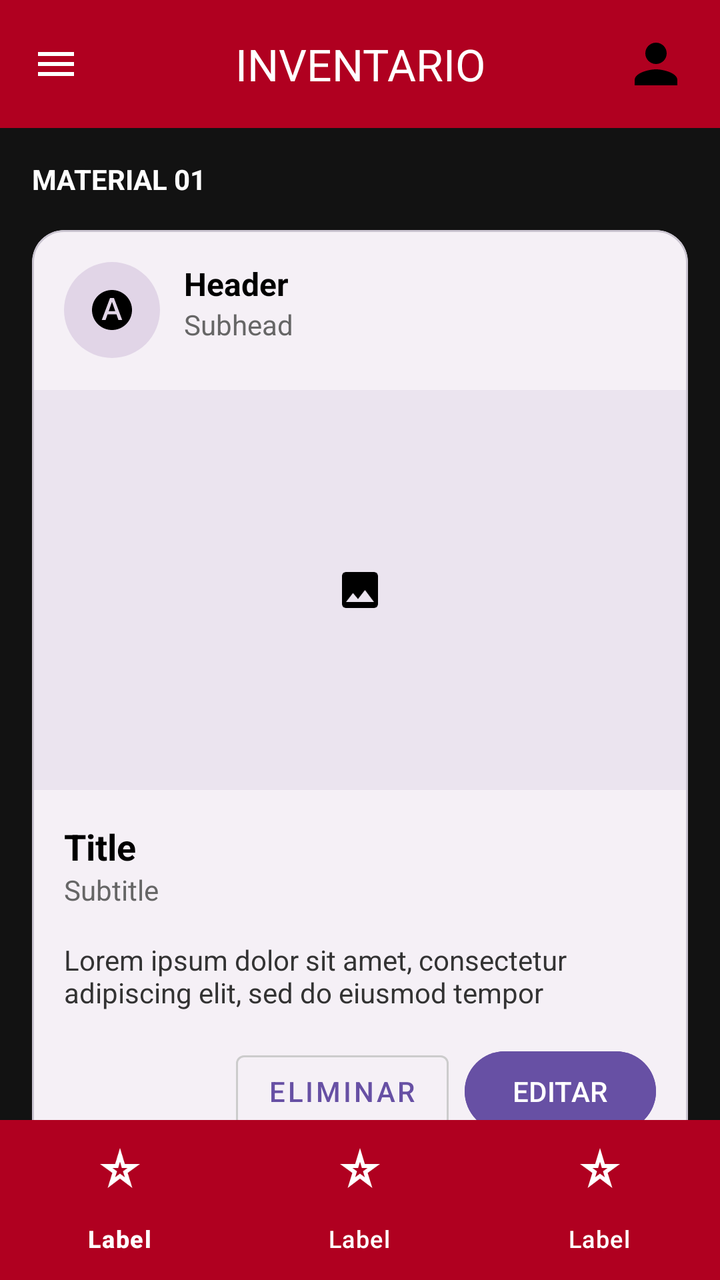
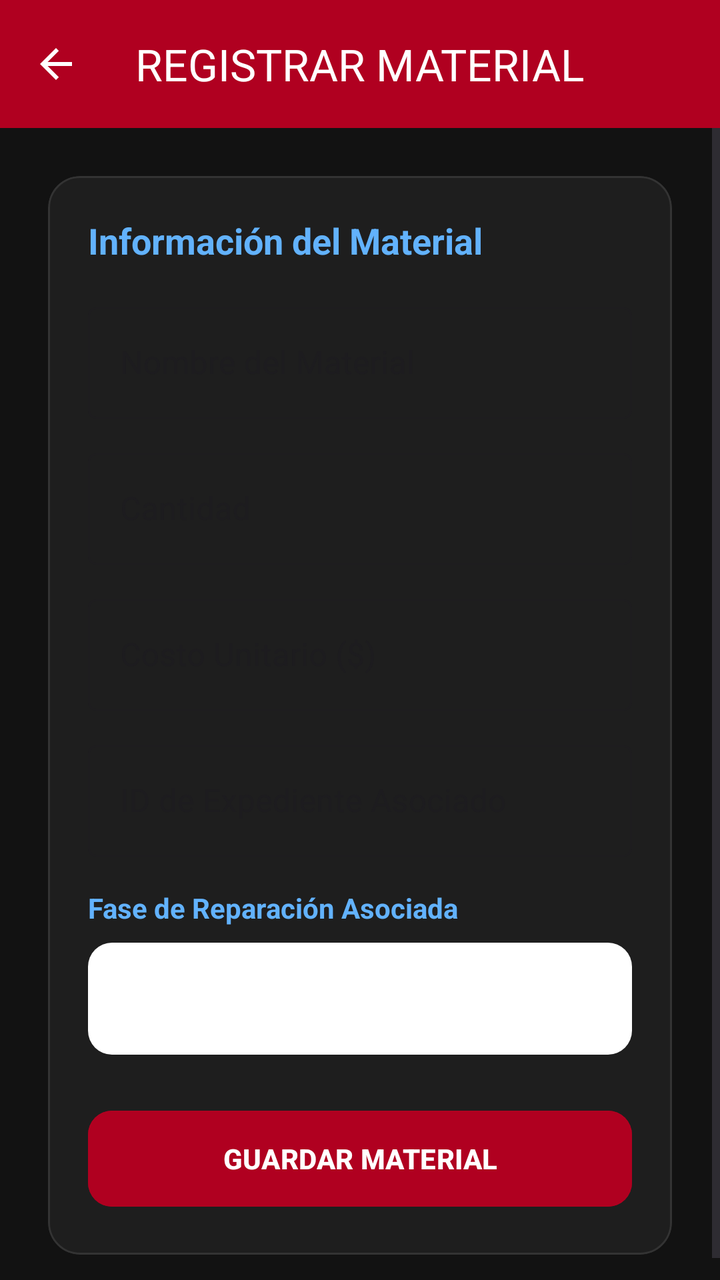

Compare the two renders of this Android layout. The source of the first and the diff that turns it into the second are given below.
<!-- AndroidManifest.xml: application theme Theme.Autotechs -->
<!-- res/layout/activity_inventario_crud.xml -->
<?xml version="1.0" encoding="utf-8"?>
<androidx.constraintlayout.widget.ConstraintLayout
    xmlns:android="http://schemas.android.com/apk/res/android"
    xmlns:app="http://schemas.android.com/apk/res-auto"
    android:layout_width="match_parent"
    android:layout_height="match_parent"
    android:background="#121212">

    <com.google.android.material.appbar.AppBarLayout
        android:id="@+id/appBarLayout"
        android:layout_width="match_parent"
        android:layout_height="wrap_content"
        app:layout_constraintTop_toTopOf="parent">

        <com.google.android.material.appbar.MaterialToolbar
            android:id="@+id/topAppBar"
            android:layout_width="match_parent"
            android:layout_height="?attr/actionBarSize"
            android:background="#B00020"
            app:navigationIcon="@drawable/ic_menu"
            app:navigationIconTint="@android:color/white"
            app:title="INVENTARIO"
            app:titleCentered="true"
            app:titleTextColor="@android:color/white">

            <ImageView
                android:layout_width="32dp"
                android:layout_height="32dp"
                android:layout_gravity="end"
                android:layout_marginEnd="16dp"
                android:src="@drawable/ic_profile_placeholder" />
        </com.google.android.material.appbar.MaterialToolbar>
    </com.google.android.material.appbar.AppBarLayout>

    <TextView
        android:id="@+id/tvLabelCliente"
        android:layout_width="wrap_content"
        android:layout_height="wrap_content"
        android:layout_marginStart="16dp"
        android:layout_marginTop="16dp"
        android:text="MATERIAL 01"
        android:textColor="@android:color/white"
        android:textStyle="bold"
        app:layout_constraintStart_toStartOf="parent"
        app:layout_constraintTop_toBottomOf="@id/appBarLayout" />

    <com.google.android.material.card.MaterialCardView
        android:layout_width="match_parent"
        android:layout_height="wrap_content"
        android:layout_margin="16dp"
        app:cardCornerRadius="16dp"
        app:cardBackgroundColor="#F5F0F6"
        app:layout_constraintTop_toBottomOf="@id/tvLabelCliente">

        <LinearLayout
            android:layout_width="match_parent"
            android:layout_height="wrap_content"
            android:orientation="vertical">

            <RelativeLayout
                android:layout_width="match_parent"
                android:layout_height="wrap_content"
                android:padding="16dp">

                <com.google.android.material.imageview.ShapeableImageView
                    android:id="@+id/avatar"
                    android:layout_width="48dp"
                    android:layout_height="48dp"
                    android:background="#E1D5E7"
                    android:scaleType="center"
                    android:src="@drawable/ic_letter_a"
                    app:shapeAppearanceOverlay="@style/CircleImage" />

                <LinearLayout
                    android:layout_width="wrap_content"
                    android:layout_height="wrap_content"
                    android:layout_toEndOf="@id/avatar"
                    android:layout_marginStart="12dp"
                    android:orientation="vertical">

                    <TextView
                        android:layout_width="wrap_content"
                        android:layout_height="wrap_content"
                        android:text="Header"
                        android:textColor="#000000"
                        android:textSize="16sp"
                        android:textStyle="bold" />

                    <TextView
                        android:layout_width="wrap_content"
                        android:layout_height="wrap_content"
                        android:text="Subhead"
                        android:textColor="#666666" />
                </LinearLayout>
            </RelativeLayout>

            <ImageView
                android:layout_width="match_parent"
                android:layout_height="200dp"
                android:background="#EBE4EF"
                android:scaleType="centerInside"
                android:src="@drawable/ic_shapes_placeholder" />

            <LinearLayout
                android:layout_width="match_parent"
                android:layout_height="wrap_content"
                android:padding="16dp"
                android:orientation="vertical">

                <TextView
                    android:layout_width="wrap_content"
                    android:layout_height="wrap_content"
                    android:text="Title"
                    android:textColor="#000000"
                    android:textSize="18sp"
                    android:textStyle="bold" />

                <TextView
                    android:layout_width="wrap_content"
                    android:layout_height="wrap_content"
                    android:text="Subtitle"
                    android:textColor="#666666" />

                <TextView
                    android:layout_width="match_parent"
                    android:layout_height="wrap_content"
                    android:layout_marginTop="16dp"
                    android:text="Lorem ipsum dolor sit amet, consectetur adipiscing elit, sed do eiusmod tempor"
                    android:textColor="#333333" />

                <LinearLayout
                    android:layout_width="wrap_content"
                    android:layout_height="wrap_content"
                    android:layout_gravity="end"
                    android:layout_marginTop="16dp"
                    android:orientation="horizontal">

                    <com.google.android.material.button.MaterialButton
                        style="@style/Widget.MaterialComponents.Button.OutlinedButton"
                        android:layout_width="wrap_content"
                        android:layout_height="wrap_content"
                        android:layout_marginEnd="8dp"
                        android:text="ELIMINAR"
                        android:textColor="#6750A4"
                        app:strokeColor="#CCCCCC" />

                    <com.google.android.material.button.MaterialButton
                        android:id="@+id/btnEditar"
                        android:layout_width="wrap_content"
                        android:layout_height="wrap_content"
                        android:backgroundTint="#6750A4"
                        android:text="EDITAR"
                        android:textColor="@android:color/white" />
                </LinearLayout>
            </LinearLayout>
        </LinearLayout>
    </com.google.android.material.card.MaterialCardView>

    <com.google.android.material.bottomnavigation.BottomNavigationView
        android:id="@+id/bottomNavigation"
        android:layout_width="match_parent"
        android:layout_height="wrap_content"
        android:background="#B00020"
        app:itemIconTint="@android:color/white"
        app:itemTextColor="@android:color/white"
        app:layout_constraintBottom_toBottomOf="parent"
        app:menu="@menu/bottom_nav_menu" />

</androidx.constraintlayout.widget.ConstraintLayout>
<!-- resources referenced by this layout -->
<resources>
  <!-- drawable ic_letter_a (drawable) -->
  <vector xmlns:android="http://schemas.android.com/apk/res/android" android:height="24dp" android:tint="#000000" android:viewportHeight="24" android:viewportWidth="24" android:width="24dp">
        
      <path android:fillColor="@android:color/white" android:pathData="M12.04,8.04l-0.09,0l-1.6,4.55l3.29,0z"/>
        
      <path android:fillColor="@android:color/white" android:pathData="M12,2C6.48,2 2,6.48 2,12s4.48,10 10,10s10,-4.48 10,-10S17.52,2 12,2zM15.21,17l-0.98,-2.81H9.78l-1,2.81h-1.9l4.13,-11h1.97l4.13,11H15.21z"/>
      
  </vector>
  <!-- drawable ic_menu (drawable) -->
  <vector xmlns:android="http://schemas.android.com/apk/res/android" android:height="24dp" android:tint="#000000" android:viewportHeight="24" android:viewportWidth="24" android:width="24dp">
        
      <path android:fillColor="@android:color/white" android:pathData="M3,18h18v-2L3,16v2zM3,13h18v-2L3,11v2zM3,6v2h18L21,6L3,6z"/>
      
  </vector>
  <!-- drawable ic_profile_placeholder (drawable) -->
  <vector xmlns:android="http://schemas.android.com/apk/res/android" android:height="24dp" android:tint="#000000" android:viewportHeight="24" android:viewportWidth="24" android:width="24dp">
        
      <path android:fillColor="@android:color/white" android:pathData="M12,12c2.21,0 4,-1.79 4,-4s-1.79,-4 -4,-4 -4,1.79 -4,4 1.79,4 4,4zM12,14c-2.67,0 -8,1.34 -8,4v2h16v-2c0,-2.66 -5.33,-4 -8,-4z"/>
      
  </vector>
  <!-- drawable ic_shapes_placeholder (drawable) -->
  <vector xmlns:android="http://schemas.android.com/apk/res/android" android:height="24dp" android:tint="#000000" android:viewportHeight="24" android:viewportWidth="24" android:width="24dp">
        
      <path android:fillColor="@android:color/white" android:pathData="M21,19V5c0,-1.1 -0.9,-2 -2,-2H5c-1.1,0 -2,0.9 -2,2v14c0,1.1 0.9,2 2,2h14c1.1,0 2,-0.9 2,-2zM8.5,13.5l2.5,3.01L14.5,12l4.5,6H5l3.5,-4.5z"/>
      
  </vector>
  <style name="CircleImage">
          <item name="cornerSize">50%</item>
      </style>
  <style name="Theme.Autotechs" parent="Base.Theme.Autotechs" />
  <style name="Base.Theme.Autotechs" parent="Theme.Material3.DayNight.NoActionBar">
          
          
      </style>
</resources>

<!-- the commit's change to res/layout/activity_inventario_crud.xml (unified diff, before → after) -->
@@ -17,153 +17,132 @@
             android:layout_width="match_parent"
             android:layout_height="?attr/actionBarSize"
             android:background="#B00020"
-            app:navigationIcon="@drawable/ic_menu"
+            app:navigationIcon="@drawable/ic_back"
             app:navigationIconTint="@android:color/white"
-            app:title="INVENTARIO"
+            app:title="REGISTRAR MATERIAL"
             app:titleCentered="true"
-            app:titleTextColor="@android:color/white">
-
-            <ImageView
-                android:layout_width="32dp"
-                android:layout_height="32dp"
-                android:layout_gravity="end"
-                android:layout_marginEnd="16dp"
-                android:src="@drawable/ic_profile_placeholder" />
-        </com.google.android.material.appbar.MaterialToolbar>
+            app:titleTextColor="@android:color/white" />
     </com.google.android.material.appbar.AppBarLayout>
 
-    <TextView
-        android:id="@+id/tvLabelCliente"
-        android:layout_width="wrap_content"
-        android:layout_height="wrap_content"
-        android:layout_marginStart="16dp"
-        android:layout_marginTop="16dp"
-        android:text="MATERIAL 01"
-        android:textColor="@android:color/white"
-        android:textStyle="bold"
-        app:layout_constraintStart_toStartOf="parent"
-        app:layout_constraintTop_toBottomOf="@id/appBarLayout" />
-
-    <com.google.android.material.card.MaterialCardView
+    <ScrollView
         android:layout_width="match_parent"
-        android:layout_height="wrap_content"
-        android:layout_margin="16dp"
-        app:cardCornerRadius="16dp"
-        app:cardBackgroundColor="#F5F0F6"
-        app:layout_constraintTop_toBottomOf="@id/tvLabelCliente">
+        android:layout_height="0dp"
+        android:fillViewport="true"
+        app:layout_constraintTop_toBottomOf="@id/appBarLayout"
+        app:layout_constraintBottom_toBottomOf="parent">
 
         <LinearLayout
             android:layout_width="match_parent"
             android:layout_height="wrap_content"
-            android:orientation="vertical">
+            android:orientation="vertical"
+            android:padding="24dp">
 
-            <RelativeLayout
+            <com.google.android.material.card.MaterialCardView
                 android:layout_width="match_parent"
                 android:layout_height="wrap_content"
-                android:padding="16dp">
-
-                <com.google.android.material.imageview.ShapeableImageView
-                    android:id="@+id/avatar"
-                    android:layout_width="48dp"
-                    android:layout_height="48dp"
-                    android:background="#E1D5E7"
-                    android:scaleType="center"
-                    android:src="@drawable/ic_letter_a"
-                    app:shapeAppearanceOverlay="@style/CircleImage" />
+                app:cardCornerRadius="16dp"
+                app:cardBackgroundColor="#1E1E1E"
+                app:strokeColor="#333333"
+                app:strokeWidth="1dp">
 
                 <LinearLayout
-                    android:layout_width="wrap_content"
+                    android:layout_width="match_parent"
                     android:layout_height="wrap_content"
-                    android:layout_toEndOf="@id/avatar"
-                    android:layout_marginStart="12dp"
-                    android:orientation="vertical">
+                    android:orientation="vertical"
+                    android:padding="20dp">
 
                     <TextView
                         android:layout_width="wrap_content"
                         android:layout_height="wrap_content"
-                        android:text="Header"
-                        android:textColor="#000000"
-                        android:textSize="16sp"
-                        android:textStyle="bold" />
+                        android:text="Información del Material"
+                        android:textColor="#62B2FD"
+                        android:textSize="18sp"
+                        android:textStyle="bold"
+                        android:layout_marginBottom="16dp"/>
+
+                    <com.google.android.material.textfield.TextInputLayout
+                        android:layout_width="match_parent"
+                        android:layout_height="wrap_content"
+                        android:layout_marginBottom="12dp"
+                        style="@style/Widget.MaterialComponents.TextInputLayout.OutlinedBox">
+                        <com.google.android.material.textfield.TextInputEditText
+                            android:id="@+id/etNombre"
+                            android:layout_width="match_parent"
+                            android:layout_height="wrap_content"
+                            android:hint="Nombre del Material"
+                            android:textColor="@android:color/white"/>
+                    </com.google.android.material.textfield.TextInputLayout>
+
+                    <com.google.android.material.textfield.TextInputLayout
+                        android:layout_width="match_parent"
+                        android:layout_height="wrap_content"
+                        android:layout_marginBottom="12dp"
+                        style="@style/Widget.MaterialComponents.TextInputLayout.OutlinedBox">
+                        <com.google.android.material.textfield.TextInputEditText
+                            android:id="@+id/etCantidad"
+                            android:layout_width="match_parent"
+                            android:layout_height="wrap_content"
+                            android:hint="Cantidad"
+                            android:inputType="number"
+                            android:textColor="@android:color/white"/>
+                    </com.google.android.material.textfield.TextInputLayout>
+
+                    <com.google.android.material.textfield.TextInputLayout
+                        android:layout_width="match_parent"
+                        android:layout_height="wrap_content"
+                        android:layout_marginBottom="12dp"
+                        style="@style/Widget.MaterialComponents.TextInputLayout.OutlinedBox">
+                        <com.google.android.material.textfield.TextInputEditText
+                            android:id="@+id/etCostoUnitario"
+                            android:layout_width="match_parent"
+                            android:layout_height="wrap_content"
+                            android:hint="Costo Unitario ($)"
+                            android:inputType="numberDecimal"
+                            android:textColor="@android:color/white"/>
+                    </com.google.android.material.textfield.TextInputLayout>
+
+                    <com.google.android.material.textfield.TextInputLayout
+                        android:layout_width="match_parent"
+                        android:layout_height="wrap_content"
+                        android:layout_marginBottom="16dp"
+                        style="@style/Widget.MaterialComponents.TextInputLayout.OutlinedBox">
+                        <com.google.android.material.textfield.TextInputEditText
+                            android:id="@+id/etExpedienteId"
+                            android:layout_width="match_parent"
+                            android:layout_height="wrap_content"
+                            android:hint="ID de Expediente Asociado"
+                            android:inputType="number"
+                            android:textColor="@android:color/white"/>
+                    </com.google.android.material.textfield.TextInputLayout>
 
                     <TextView
                         android:layout_width="wrap_content"
                         android:layout_height="wrap_content"
-                        android:text="Subhead"
-                        android:textColor="#666666" />
-                </LinearLayout>
-            </RelativeLayout>
+                        android:text="Fase de Reparación Asociada"
+                        android:textColor="#62B2FD"
+                        android:textStyle="bold"
+                        android:layout_marginBottom="8dp"/>
 
-            <ImageView
-                android:layout_width="match_parent"
-                android:layout_height="200dp"
-                android:background="#EBE4EF"
-                android:scaleType="centerInside"
-                android:src="@drawable/ic_shapes_placeholder" />
-
-            <LinearLayout
-                android:layout_width="match_parent"
-                android:layout_height="wrap_content"
-                android:padding="16dp"
-                android:orientation="vertical">
-
-                <TextView
-                    android:layout_width="wrap_content"
-                    android:layout_height="wrap_content"
-                    android:text="Title"
-                    android:textColor="#000000"
-                    android:textSize="18sp"
-                    android:textStyle="bold" />
-
-                <TextView
-                    android:layout_width="wrap_content"
-                    android:layout_height="wrap_content"
-                    android:text="Subtitle"
-                    android:textColor="#666666" />
-
-                <TextView
-                    android:layout_width="match_parent"
-                    android:layout_height="wrap_content"
-                    android:layout_marginTop="16dp"
-                    android:text="Lorem ipsum dolor sit amet, consectetur adipiscing elit, sed do eiusmod tempor"
-                    android:textColor="#333333" />
-
-                <LinearLayout
-                    android:layout_width="wrap_content"
-                    android:layout_height="wrap_content"
-                    android:layout_gravity="end"
-                    android:layout_marginTop="16dp"
-                    android:orientation="horizontal">
+                    <Spinner
+                        android:id="@+id/spFases"
+                        android:layout_width="match_parent"
+                        android:layout_height="56dp"
+                        android:layout_marginBottom="24dp"
+                        android:background="@drawable/rounded_input_bg"
+                        android:padding="8dp" />
 
                     <com.google.android.material.button.MaterialButton
-                        style="@style/Widget.MaterialComponents.Button.OutlinedButton"
-                        android:layout_width="wrap_content"
-                        android:layout_height="wrap_content"
-                        android:layout_marginEnd="8dp"
-                        android:text="ELIMINAR"
-                        android:textColor="#6750A4"
-                        app:strokeColor="#CCCCCC" />
+                        android:id="@+id/btnGuardar"
+                        android:layout_width="match_parent"
+                        android:layout_height="56dp"
+                        android:backgroundTint="#B00020"
+                        android:text="GUARDAR MATERIAL"
+                        android:textColor="@android:color/white"
+                        android:textStyle="bold"
+                        app:cornerRadius="12dp" />
 
-                    <com.google.android.material.button.MaterialButton
-                        android:id="@+id/btnEditar"
-                        android:layout_width="wrap_content"
-                        android:layout_height="wrap_content"
-                        android:backgroundTint="#6750A4"
-                        android:text="EDITAR"
-                        android:textColor="@android:color/white" />
                 </LinearLayout>
-            </LinearLayout>
+            </com.google.android.material.card.MaterialCardView>
         </LinearLayout>
-    </com.google.android.material.card.MaterialCardView>
-
-    <com.google.android.material.bottomnavigation.BottomNavigationView
-        android:id="@+id/bottomNavigation"
-        android:layout_width="match_parent"
-        android:layout_height="wrap_content"
-        android:background="#B00020"
-        app:itemIconTint="@android:color/white"
-        app:itemTextColor="@android:color/white"
-        app:layout_constraintBottom_toBottomOf="parent"
-        app:menu="@menu/bottom_nav_menu" />
-
+    </ScrollView>
 </androidx.constraintlayout.widget.ConstraintLayout>
<!-- resource entries referenced after the edit -->
@@ -1,34 +1,17 @@
 <!-- resources referenced by this layout -->
 <resources>
-  <!-- drawable ic_letter_a (drawable) -->
-  <vector xmlns:android="http://schemas.android.com/apk/res/android" android:height="24dp" android:tint="#000000" android:viewportHeight="24" android:viewportWidth="24" android:width="24dp">
+  <!-- drawable ic_back (drawable) -->
+  <vector xmlns:android="http://schemas.android.com/apk/res/android" android:autoMirrored="true" android:height="24dp" android:tint="#000000" android:viewportHeight="24" android:viewportWidth="24" android:width="24dp">
         
-      <path android:fillColor="@android:color/white" android:pathData="M12.04,8.04l-0.09,0l-1.6,4.55l3.29,0z"/>
-        
-      <path android:fillColor="@android:color/white" android:pathData="M12,2C6.48,2 2,6.48 2,12s4.48,10 10,10s10,-4.48 10,-10S17.52,2 12,2zM15.21,17l-0.98,-2.81H9.78l-1,2.81h-1.9l4.13,-11h1.97l4.13,11H15.21z"/>
+      <path android:fillColor="@android:color/white" android:pathData="M20,11H7.83l5.59,-5.59L12,4l-8,8 8,8 1.41,-1.41L7.83,13H20v-2z"/>
       
   </vector>
-  <!-- drawable ic_menu (drawable) -->
-  <vector xmlns:android="http://schemas.android.com/apk/res/android" android:height="24dp" android:tint="#000000" android:viewportHeight="24" android:viewportWidth="24" android:width="24dp">
-        
-      <path android:fillColor="@android:color/white" android:pathData="M3,18h18v-2L3,16v2zM3,13h18v-2L3,11v2zM3,6v2h18L21,6L3,6z"/>
-      
-  </vector>
-  <!-- drawable ic_profile_placeholder (drawable) -->
-  <vector xmlns:android="http://schemas.android.com/apk/res/android" android:height="24dp" android:tint="#000000" android:viewportHeight="24" android:viewportWidth="24" android:width="24dp">
-        
-      <path android:fillColor="@android:color/white" android:pathData="M12,12c2.21,0 4,-1.79 4,-4s-1.79,-4 -4,-4 -4,1.79 -4,4 1.79,4 4,4zM12,14c-2.67,0 -8,1.34 -8,4v2h16v-2c0,-2.66 -5.33,-4 -8,-4z"/>
-      
-  </vector>
-  <!-- drawable ic_shapes_placeholder (drawable) -->
-  <vector xmlns:android="http://schemas.android.com/apk/res/android" android:height="24dp" android:tint="#000000" android:viewportHeight="24" android:viewportWidth="24" android:width="24dp">
-        
-      <path android:fillColor="@android:color/white" android:pathData="M21,19V5c0,-1.1 -0.9,-2 -2,-2H5c-1.1,0 -2,0.9 -2,2v14c0,1.1 0.9,2 2,2h14c1.1,0 2,-0.9 2,-2zM8.5,13.5l2.5,3.01L14.5,12l4.5,6H5l3.5,-4.5z"/>
-      
-  </vector>
-  <style name="CircleImage">
-          <item name="cornerSize">50%</item>
-      </style>
+  <!-- drawable rounded_input_bg (drawable) -->
+  <?xml version="1.0" encoding="utf-8"?>
+  <shape xmlns:android="http://schemas.android.com/apk/res/android">
+      <solid android:color="@android:color/white" />
+      <corners android:radius="12dp" />
+  </shape>
   <style name="Theme.Autotechs" parent="Base.Theme.Autotechs" />
   <style name="Base.Theme.Autotechs" parent="Theme.Material3.DayNight.NoActionBar">
           
